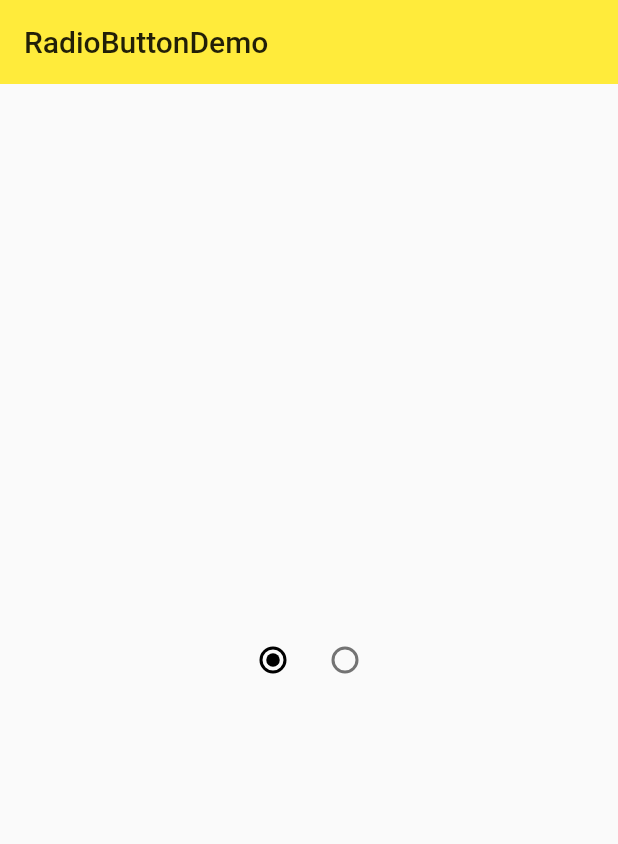
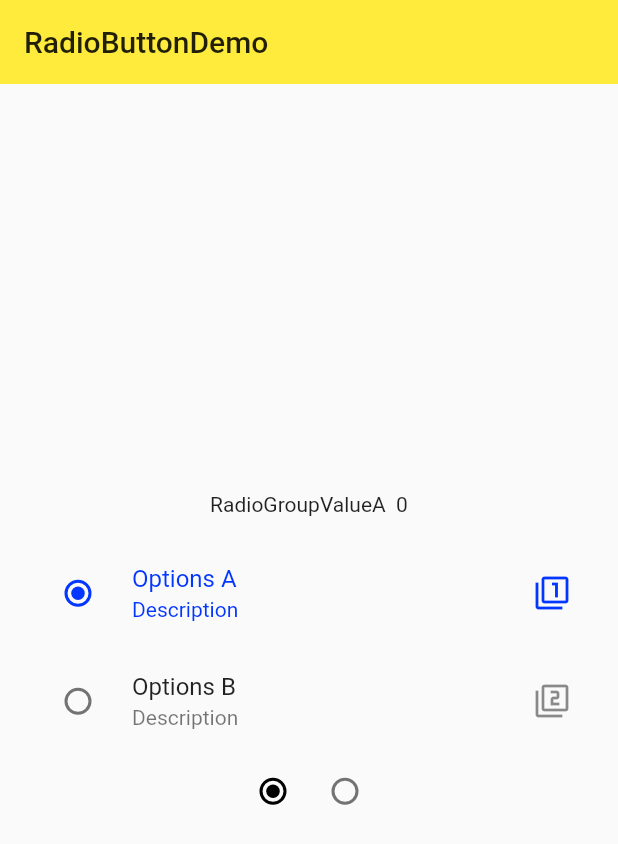
Before and after one commit to maoai-xianyu/flutter_little, a Flutter app: the RadioDemo screen opened directly, on a phone screen of 412 x 824 dp. Shown: the top 844 px of the screen. Run offline on Flutter 3.47's test engine with Material 2 defaults, Android fonts, the phone set to English and light mode, and no system bars.

Commit message:
带标签与图片的单选按钮

```diff
--- a/lib/demo/radio_demo.dart
+++ b/lib/demo/radio_demo.dart
@@ -26,9 +26,32 @@ class _RadioDemoState extends State<RadioDemo> {
         child: Column(
           mainAxisAlignment: MainAxisAlignment.center,
           children: <Widget>[
+            Text('RadioGroupValueA  $groupValueA'),
+            SizedBox(height: 15.0),
+            // 带标签与图片的单选按钮
+            RadioListTile(
+              value: 0,
+              groupValue: groupValueA,
+              onChanged: _handleRadioValueChanged,
+              title: Text('Options A'),
+              subtitle: Text('Description'),
+              secondary: Icon(Icons.filter_1),
+              selected: groupValueA == 0,
+            ),
+            RadioListTile(
+              value: 1,
+              groupValue: groupValueA,
+              onChanged: _handleRadioValueChanged,
+              title: Text('Options B'),
+              subtitle: Text('Description'),
+              secondary: Icon(Icons.filter_2),
+              selected: groupValueA == 1,
+            ),
+
             Row(
               mainAxisAlignment: MainAxisAlignment.center,
               children: <Widget>[
+                // 单选按钮
                 Radio(
                   value: 0,
                   groupValue: groupValueA,
```
